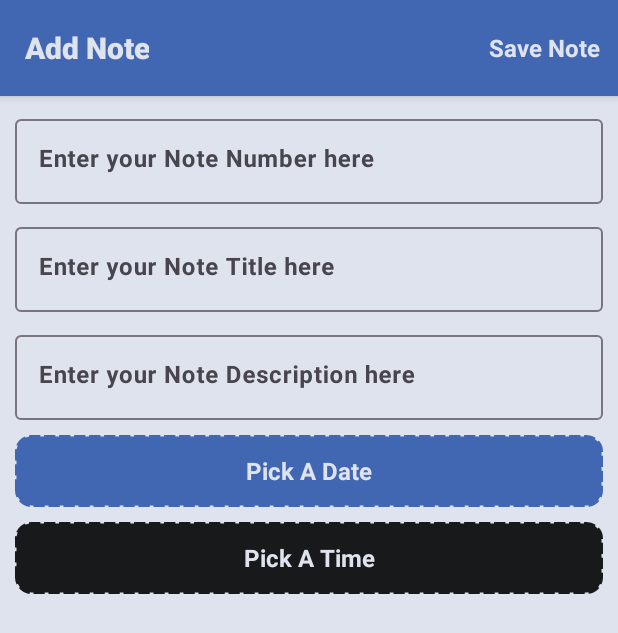
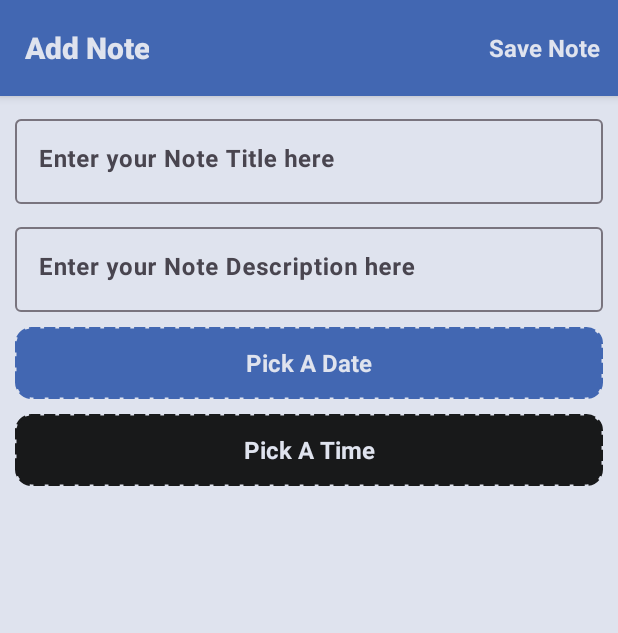
Before and after one commit to JubayerAhamadTayef/MyNotesApp, an Android app: the AddNoteFragment screen opened through its navigation route, on a phone screen of 412 x 824 dp. Shown: the top 633 px of the screen. Run offline under Robolectric (Android 15) with nearby library versions, the phone set to English and light mode, and no system bars; our stand-ins replace Firebase (no records; nobody signed in at launch, a user with empty details on screens opened directly), Room's generated code, data binding.

Commit message:
Complete project as I need!

```diff
--- a/app/src/main/java/com/jubayer_ahamad_tayef/notes_app/database/NoteDao.kt
+++ b/app/src/main/java/com/jubayer_ahamad_tayef/notes_app/database/NoteDao.kt
@@ -23,6 +23,9 @@ interface NoteDao {
     @Query("SELECT * FROM NOTES ORDER BY noteNumber")
     fun getAllNotes(): LiveData<List<Note>>
 
-    @Query("SELECT * FROM NOTES WHERE noteNumber LIKE :query OR noteTime LIKE :query OR noteDate LIKE :query OR noteTitle LIKE :query OR noteDescription LIKE :query")
+    @Query("SELECT * FROM NOTES WHERE noteNumber LIKE :query OR id LIKE :query OR noteTime LIKE :query OR noteDate LIKE :query OR noteTitle LIKE :query OR noteDescription LIKE :query")
     fun searchNote(query: String?): LiveData<List<Note>>
+
+    @Query("SELECT COUNT(*) FROM notes WHERE number = :noteNumber")
+    suspend fun isNumberAlreadyExists(noteNumber: Long): Int
 }
--- a/app/src/main/java/com/jubayer_ahamad_tayef/notes_app/model/Note.kt
+++ b/app/src/main/java/com/jubayer_ahamad_tayef/notes_app/model/Note.kt
@@ -9,9 +9,10 @@ import kotlinx.parcelize.Parcelize
 @Parcelize
 data class Note(
     @PrimaryKey(autoGenerate = true) val id: Long,
-    val noteNumber: Int,
+    val noteNumber: Long?,
     val noteTitle: String,
     val noteDescription: String,
     val noteDate: String?,
-    val noteTime: String?
+    val noteTime: String?,
+    val number: Long = noteNumber?: 1
 ) : Parcelable
--- a/app/src/main/java/com/jubayer_ahamad_tayef/notes_app/repository/NoteRepository.kt
+++ b/app/src/main/java/com/jubayer_ahamad_tayef/notes_app/repository/NoteRepository.kt
@@ -12,4 +12,8 @@ class NoteRepository(private val database: NoteDatabase) {
     fun getAllNotes() = database.getNoteDao().getAllNotes()
     fun searchNote(query: String?) = database.getNoteDao().searchNote(query)
 
+    suspend fun doesNumberAlreadyExist(noteNumber: Long): Boolean {
+        val count = database.getNoteDao().isNumberAlreadyExists(noteNumber)
+        return count > 0
+    }
 }
--- a/app/src/main/res/layout/fragment_add_note.xml
+++ b/app/src/main/res/layout/fragment_add_note.xml
@@ -18,29 +18,6 @@
             android:paddingBottom="10dp">
 
             <com.google.android.material.textfield.TextInputLayout
-                android:id="@+id/addNoteNoEditTextLayout"
-                android:layout_width="match_parent"
-                android:layout_height="wrap_content"
-                android:layout_marginHorizontal="10dp"
-                android:layout_marginTop="10dp"
-                android:hint="@string/enter_your_note_number_here"
-                app:helperTextTextColor="@color/red"
-                app:layout_constraintEnd_toEndOf="parent"
-                app:layout_constraintStart_toStartOf="parent"
-                app:layout_constraintTop_toTopOf="parent">
-
-                <com.google.android.material.textfield.TextInputEditText
-                    android:id="@+id/addNoteNoEditText"
-                    android:layout_width="match_parent"
-                    android:layout_height="match_parent"
-                    android:gravity="start"
-                    android:inputType="number"
-                    android:textAlignment="textStart"
-                    android:textColor="@color/black" />
-
-            </com.google.android.material.textfield.TextInputLayout>
-
-            <com.google.android.material.textfield.TextInputLayout
                 android:id="@+id/addNoteTitleEditTextLayout"
                 android:layout_width="match_parent"
                 android:layout_height="wrap_content"
@@ -50,7 +27,7 @@
                 app:helperTextTextColor="@color/red"
                 app:layout_constraintEnd_toEndOf="parent"
                 app:layout_constraintStart_toStartOf="parent"
-                app:layout_constraintTop_toBottomOf="@id/addNoteNoEditTextLayout">
+                app:layout_constraintTop_toTopOf="parent">
 
                 <com.google.android.material.textfield.TextInputEditText
                     android:id="@+id/addNoteTitleEditText"
--- a/app/src/main/res/values/strings.xml
+++ b/app/src/main/res/values/strings.xml
@@ -75,7 +75,7 @@
     <string name="please_provide_valid_information_and_try_again">Please provide valid information and try again.</string>
     <string name="user_name_is_required">User name is required.</string>
     <string name="user_name_must_contain_at_least_one_uppercase_or_lowercase_letter">User name must contain at least one uppercase or lowercase letter.</string>
-   <string name="note_number_is_required">Note number is required.</string>
+    <string name="note_number_is_required">Note number is required.</string>
     <string name="note_title_is_required">Note title is required.</string>
     <string name="invalid_note_title">Invalid note title.</string>
     <string name="invalid_note_number">Invalid note number.</string>
@@ -89,6 +89,7 @@
     <string name="note_deleted">Note Deleted!</string>
     <string name="no">No</string>
     <string name="note_updated">Note Updated!</string>
+    <string name="please_must_be_enter_note_title_and_also_note_description_then_click_again_save_note">Please, Must be enter Note Title and also Note Description. Then click again Save Note!</string>
     <string name="please_must_be_enter_note_number_note_title_and_also_note_description_then_click_again_update_note">Please, Must be enter Note Number, Note Title and also Note Description. Then click again Update Note!</string>
     <string name="hh_mm_aa">hh:mm aa</string>
     <string name="hh_mm">HH:mm</string>
```
Also changed, not shown: app/src/main/java/com/jubayer_ahamad_tayef/notes_app/adapter/NoteAdapter.kt (+7 -3 lines), app/src/main/java/com/jubayer_ahamad_tayef/notes_app/fragments/AddNoteFragment.kt (+4 -37 lines), app/src/main/java/com/jubayer_ahamad_tayef/notes_app/fragments/EditNoteFragment.kt (+29 -10 lines), app/src/main/java/com/jubayer_ahamad_tayef/notes_app/viewmodel/NoteViewModel.kt (+10 -0 lines), app/src/main/res/layout/note_item_design.xml (+1 -7 lines).
